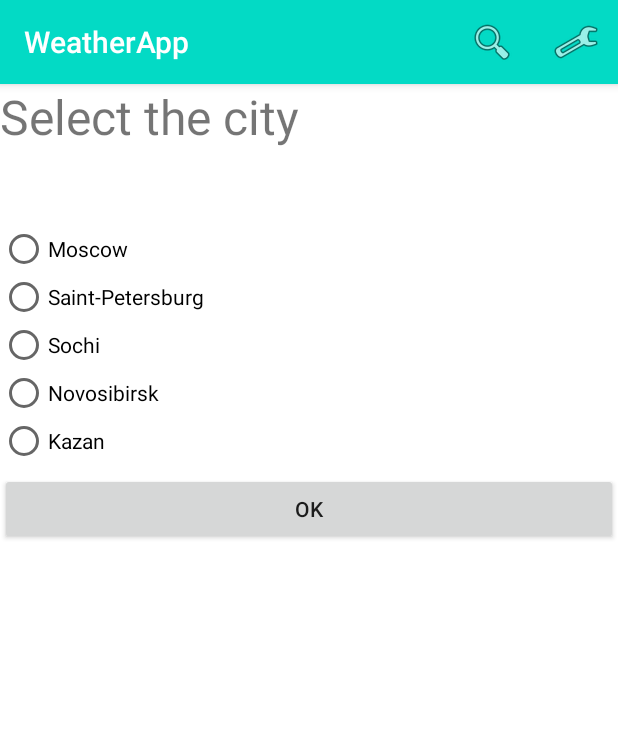
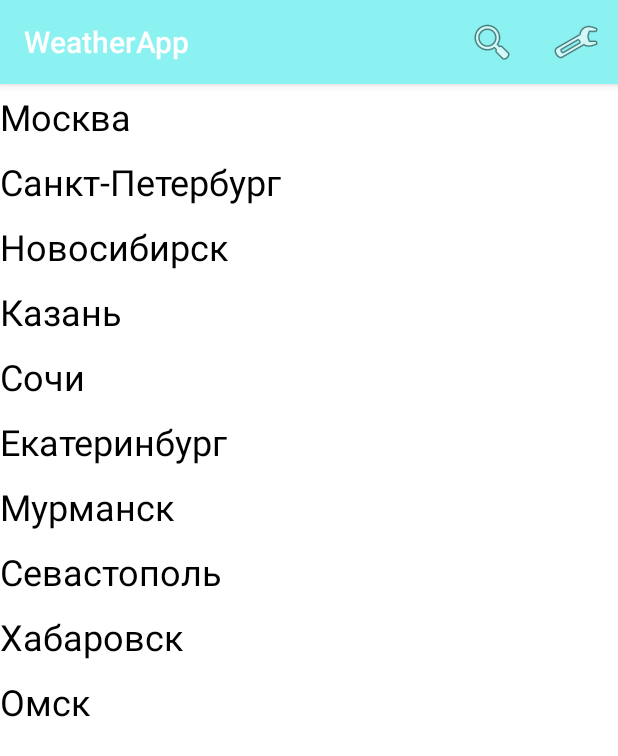
Before and after one commit to kozirfm/AndroidPart1, an Android app: the screen it shows after launch (MainActivity), after a tap on "Select the city", on a phone screen of 412 x 824 dp. Shown: the top 756 px of the screen. Run offline under Robolectric (Android 15) with nearby library versions, the phone set to English and light mode, and no system bars.

Commit message:
Android Part 1, Home Work, Lesson6 add Recycler View

```diff
--- a/app/build.gradle
+++ b/app/build.gradle
@@ -37,5 +37,7 @@ dependencies {
     implementation 'org.parceler:parceler-api:1.1.13'
     annotationProcessor 'org.parceler:parceler:1.1.13'
     //noinspection GradleCompatible
-    implementation 'com.android.support:appcompat-v7:28.0.0'
+    implementation 'com.android.support:recyclerview-v7:28.0.0'
+    //noinspection GradleCompatible
+    implementation 'com.android.support:cardview-v7:28.0.0'
 }
--- /dev/null
+++ b/app/src/main/java/ru/geekbrains/kozirfm/weatherapp/ListCitiesAdapter.java
@@ -0,0 +1,68 @@
+package ru.geekbrains.kozirfm.weatherapp;
+
+import android.support.annotation.NonNull;
+import android.support.v7.widget.RecyclerView;
+import android.view.LayoutInflater;
+import android.view.View;
+import android.view.ViewGroup;
+import android.widget.TextView;
+
+public class ListCitiesAdapter extends RecyclerView.Adapter<ListCitiesAdapter.ListCitiesViewHolder> {
+
+    private String[] dataSource;
+    private OnItemClickListener itemClickListener;
+
+    public ListCitiesAdapter(String[] dataSource) {
+        this.dataSource = dataSource;
+    }
+
+    @NonNull
+    @Override
+    public ListCitiesViewHolder onCreateViewHolder(@NonNull ViewGroup viewGroup, int i) {
+        View view = LayoutInflater.from(viewGroup.getContext())
+                .inflate(R.layout.item, viewGroup, false);
+        return new ListCitiesViewHolder(view);
+    }
+
+    @Override
+    public void onBindViewHolder(@NonNull ListCitiesViewHolder listCitiesViewHolder, int i) {
+        listCitiesViewHolder.getTextView().setText(dataSource[i]);
+
+    }
+
+    @Override
+    public int getItemCount() {
+        return dataSource.length;
+    }
+
+    public interface OnItemClickListener {
+        void onItemClick(View view, int position);
+    }
+
+    public void setOnItemClickListener(OnItemClickListener itemClickListener) {
+        this.itemClickListener = itemClickListener;
+    }
+
+    class ListCitiesViewHolder extends RecyclerView.ViewHolder {
+
+        private TextView textView;
+
+        public TextView getTextView() {
+            return textView;
+        }
+
+        public ListCitiesViewHolder(@NonNull View itemView) {
+            super(itemView);
+            textView = (TextView) itemView;
+
+            textView.setOnClickListener(new View.OnClickListener() {
+                @Override
+                public void onClick(View v) {
+                    if (itemClickListener != null) {
+                        itemClickListener.onItemClick(v, getAdapterPosition());
+                    }
+                }
+            });
+        }
+    }
+}
--- a/app/src/main/java/ru/geekbrains/kozirfm/weatherapp/MainActivity.java
+++ b/app/src/main/java/ru/geekbrains/kozirfm/weatherapp/MainActivity.java
@@ -23,16 +23,7 @@ public class MainActivity extends AppCompatActivity implements Constants {
     protected void onCreate(Bundle savedInstanceState) {
         super.onCreate(savedInstanceState);
         setContentView(R.layout.activity_main);
-        mainCity = findViewById(R.id.mainCity);
-        mainTemperature = findViewById(R.id.mainTemperature);
-        mainWindPower = findViewById(R.id.mainWindPower);
-        mainPressure = findViewById(R.id.mainPressure);
-        mainCity.setText(R.string.city_moscow);
-        mainTemperature.setText(R.string.main_temperature);
-        mainWindPower.setText(R.string.main_wind_power);
-        mainPressure.setText(R.string.main_pressure);
-        settingsFragment = new SettingsFragment();
-        selectCityFragment = new SelectCityFragment();
+        initView();
     }
 
     @Override
@@ -83,4 +74,17 @@ public class MainActivity extends AppCompatActivity implements Constants {
                     commit();
         }
     }
+
+    private void initView(){
+        mainCity = findViewById(R.id.mainCity);
+        mainTemperature = findViewById(R.id.mainTemperature);
+        mainWindPower = findViewById(R.id.mainWindPower);
+        mainPressure = findViewById(R.id.mainPressure);
+        mainCity.setText(R.string.city_moscow);
+        mainTemperature.setText(R.string.main_temperature);
+        mainWindPower.setText(R.string.main_wind_power);
+        mainPressure.setText(R.string.main_pressure);
+        settingsFragment = new SettingsFragment();
+        selectCityFragment = new SelectCityFragment();
+    }
 }
--- a/app/src/main/java/ru/geekbrains/kozirfm/weatherapp/SelectCityFragment.java
+++ b/app/src/main/java/ru/geekbrains/kozirfm/weatherapp/SelectCityFragment.java
@@ -2,40 +2,38 @@ package ru.geekbrains.kozirfm.weatherapp;
 
 import android.os.Bundle;
 import android.support.v4.app.Fragment;
+import android.support.v7.widget.LinearLayoutManager;
+import android.support.v7.widget.RecyclerView;
 import android.view.LayoutInflater;
 import android.view.View;
 import android.view.ViewGroup;
-import android.widget.Button;
-import android.widget.RadioButton;
-import android.widget.RadioGroup;
 import android.widget.TextView;
 
 public class SelectCityFragment extends Fragment {
 
-    private RadioGroup cityList;
-    private RadioButton selectedCity;
-
     @Override
     public View onCreateView(LayoutInflater inflater, ViewGroup container,
                              final Bundle savedInstanceState) {
-        final View view = inflater.inflate(R.layout.activity_select_city, container, false);
-        cityList = view.findViewById(R.id.checkedCity);
-        Button button = view.findViewById(R.id.sendSelectedCityButton);
-        button.setOnClickListener(new View.OnClickListener() {
+        final View view = inflater.inflate(R.layout.fragment_select_city, container, false);
+        initListCities(view);
+        return view;
+    }
+
+    private void initListCities(View view) {
+        String[] data = getResources().getStringArray(R.array.items);
+        RecyclerView recyclerView = view.findViewById(R.id.listCities);
+        recyclerView.setHasFixedSize(true);
+        LinearLayoutManager layoutManager = new LinearLayoutManager(getContext());
+        recyclerView.setLayoutManager(layoutManager);
+        ListCitiesAdapter adapter = new ListCitiesAdapter(data);
+        recyclerView.setAdapter(adapter);
+        adapter.setOnItemClickListener(new ListCitiesAdapter.OnItemClickListener() {
             @Override
-            public void onClick(View v) {
-                try {
-                    int id = cityList.getCheckedRadioButtonId();
-                    selectedCity = view.findViewById(id);
-                    TextView textView = getActivity().findViewById(R.id.mainCity);
-                    textView.setText(selectedCity.getText().toString());
-                } catch (NullPointerException e) {
-                    e.printStackTrace();
-                } finally {
-                    getActivity().getSupportFragmentManager().popBackStack();
-                }
+            public void onItemClick(View view, int position) {
+                TextView textView = getActivity().findViewById(R.id.mainCity);
+                textView.setText(((TextView) view).getText());
+                getActivity().getSupportFragmentManager().popBackStack();
             }
         });
-        return view;
     }
 }
--- a/app/src/main/res/layout-land/activity_main.xml
+++ b/app/src/main/res/layout-land/activity_main.xml
@@ -1,16 +1,12 @@
 <?xml version="1.0" encoding="utf-8"?>
-<ScrollView xmlns:android="http://schemas.android.com/apk/res/android"
+<FrameLayout xmlns:android="http://schemas.android.com/apk/res/android"
     xmlns:app="http://schemas.android.com/apk/res-auto"
     xmlns:tools="http://schemas.android.com/tools"
+    android:id="@+id/fragmentPart"
     android:layout_width="match_parent"
     android:layout_height="match_parent"
     android:orientation="vertical"
     tools:context=".MainActivity">
-
-    <FrameLayout
-        android:layout_width="match_parent"
-        android:layout_height="wrap_content"
-        android:id="@+id/fragmentPart">
 
         <LinearLayout
             android:layout_width="match_parent"
@@ -289,5 +285,4 @@
                     android:textSize="@dimen/temperatureDaySize" />
             </LinearLayout>
         </LinearLayout>
-    </FrameLayout>
-</ScrollView>
+</FrameLayout>
--- a/app/src/main/res/layout/activity_main.xml
+++ b/app/src/main/res/layout/activity_main.xml
@@ -1,21 +1,18 @@
 <?xml version="1.0" encoding="utf-8"?>
-<ScrollView xmlns:android="http://schemas.android.com/apk/res/android"
+<FrameLayout xmlns:android="http://schemas.android.com/apk/res/android"
     xmlns:app="http://schemas.android.com/apk/res-auto"
     xmlns:tools="http://schemas.android.com/tools"
+    android:id="@+id/fragmentPart"
     android:layout_width="match_parent"
     android:layout_height="match_parent"
     android:orientation="vertical"
     tools:context=".MainActivity">
 
-    <FrameLayout
-        android:id="@+id/fragmentPart"
-        android:layout_width="match_parent"
-        android:layout_height="wrap_content">
-
     <LinearLayout
         android:layout_width="match_parent"
         android:layout_height="match_parent"
-            android:gravity="center"
+        android:background="@drawable/back"
+        android:gravity="center|top"
         android:orientation="vertical"
         tools:ignore="UselessParent">
 
@@ -290,4 +287,3 @@
         </LinearLayout>
     </LinearLayout>
 </FrameLayout>
-</ScrollView>
--- a/app/src/main/res/layout/activity_select_city.xml
+++ /dev/null
@@ -1,78 +0,0 @@
-<?xml version="1.0" encoding="utf-8"?>
-<ScrollView xmlns:android="http://schemas.android.com/apk/res/android"
-    android:layout_width="match_parent"
-    android:layout_height="match_parent"
-    android:background="#FFFFFF"
-    android:orientation="vertical">
-
-    <LinearLayout
-        android:layout_width="match_parent"
-        android:layout_height="wrap_content"
-        android:orientation="vertical">
-
-        <TextView
-            android:id="@+id/selectCity"
-            android:layout_width="match_parent"
-            android:layout_height="wrap_content"
-            android:text="@string/select_city"
-            android:textSize="32sp" />
-
-        <EditText
-            android:id="@+id/searchCity"
-            android:layout_width="match_parent"
-            android:layout_height="wrap_content"
-            android:autofillHints=""
-            android:ems="10"
-            android:focusable="auto"
-            android:hint="@string/search_city"
-            android:inputType="text"
-            android:visibility="invisible" />
-
-        <RadioGroup
-            android:id="@+id/checkedCity"
-            android:layout_width="match_parent"
-            android:layout_height="wrap_content"
-            android:paddingTop="5dp"
-            android:paddingBottom="5dp">
-
-            <RadioButton
-                android:id="@+id/firstCityButton"
-                android:layout_width="match_parent"
-                android:layout_height="wrap_content"
-                android:checked="false"
-                android:text="@string/city_moscow" />
-
-            <RadioButton
-                android:id="@+id/secondCityButton"
-                android:layout_width="match_parent"
-                android:layout_height="wrap_content"
-                android:checked="false"
-                android:text="@string/city_saint_petersburg" />
-
-            <RadioButton
-                android:id="@+id/thirdCityButton"
-                android:layout_width="match_parent"
-                android:layout_height="wrap_content"
-                android:text="@string/city_sochi" />
-
-            <RadioButton
-                android:id="@+id/forthCityButton"
-                android:layout_width="match_parent"
-                android:layout_height="wrap_content"
-                android:text="@string/city_novosibirsk" />
-
-            <RadioButton
-                android:id="@+id/fifthCityButton"
-                android:layout_width="match_parent"
-                android:layout_height="wrap_content"
-                android:text="@string/city_kazan" />
-        </RadioGroup>
-
-        <Button
-            android:id="@+id/sendSelectedCityButton"
-            android:layout_width="match_parent"
-            android:layout_height="wrap_content"
-            android:text="@string/send_selected_city_button" />
-    </LinearLayout>
-
-</ScrollView>
--- /dev/null
+++ b/app/src/main/res/layout/fragment_select_city.xml
@@ -0,0 +1,8 @@
+<?xml version="1.0" encoding="utf-8"?>
+<android.support.v7.widget.RecyclerView xmlns:android="http://schemas.android.com/apk/res/android"
+    xmlns:tools="http://schemas.android.com/tools"
+    android:id="@+id/listCities"
+    android:layout_width="match_parent"
+    android:layout_height="match_parent"
+    android:background="#FFFFFF"
+    tools:listitem="@layout/item" />
--- /dev/null
+++ b/app/src/main/res/layout/item.xml
@@ -0,0 +1,7 @@
+<?xml version="1.0" encoding="utf-8"?>
+<TextView xmlns:android="http://schemas.android.com/apk/res/android"
+    android:layout_width="match_parent"
+    android:layout_height="wrap_content"
+    android:paddingTop="5dp"
+    android:paddingBottom="5dp"
+    android:textSize="@dimen/item_text_size"></TextView>
--- /dev/null
+++ b/app/src/main/res/values/arrays.xml
@@ -0,0 +1,15 @@
+<?xml version="1.0" encoding="utf-8"?>
+<resources>
+    <string-array name="items">
+        <item>Москва</item>
+        <item>Санкт-Петербург</item>
+        <item>Новосибирск</item>
+        <item>Казань</item>
+        <item>Сочи</item>
+        <item>Екатеринбург</item>
+        <item>Мурманск</item>
+        <item>Севастополь</item>
+        <item>Хабаровск</item>
+        <item>Омск</item>
+    </string-array>
+</resources>
--- a/app/src/main/res/values/colors.xml
+++ b/app/src/main/res/values/colors.xml
@@ -1,6 +1,6 @@
 <?xml version="1.0" encoding="utf-8"?>
 <resources>
-    <color name="colorPrimary">#03DAC5</color>
+    <color name="colorPrimary">#8CF2F1</color>
     <color name="colorPrimaryDark">#4DB6AC</color>
     <color name="colorAccent">#03DAC5</color>
     <color name="colorText">#000</color>
--- a/app/src/main/res/values/dimens.xml
+++ b/app/src/main/res/values/dimens.xml
@@ -5,4 +5,5 @@
     <dimen name="main_temperature">64sp</dimen>
     <dimen name="main_city">36sp</dimen>
     <dimen name="settings_params">18sp</dimen>
+    <dimen name="item_text_size">24sp</dimen>
 </resources>
--- a/app/src/main/res/values/styles.xml
+++ b/app/src/main/res/values/styles.xml
@@ -1,11 +1,11 @@
 <resources>
-
     <!-- Base application theme. -->
     <style name="AppTheme" parent="Theme.AppCompat.Light.DarkActionBar">
         <!-- Customize your theme here. -->
         <item name="colorPrimary">@color/colorPrimary</item>
         <item name="colorPrimaryDark">@color/colorPrimaryDark</item>
         <item name="colorAccent">@color/colorAccent</item>
+        <item name="android:textColor">@color/colorText</item>
     </style>
 
 </resources>
```
Also changed, not shown: app/src/main/res/drawable/back.jpg (added). Lines whose indentation alone changed are shown as unchanged.
